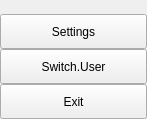
Before: the Qt Designer form UI/forms/XLUserPopupWidget.ui in gechangli/obs-studio, drawn with Qt 5.
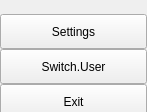
After: the same form once the commit is applied. Icons and pictures are not drawn.

Commit message: show source popup widget ok

The edit to the form file:
```diff
--- a/UI/forms/XLUserPopupWidget.ui
+++ b/UI/forms/XLUserPopupWidget.ui
@@ -10,6 +10,24 @@
     <height>112</height>
    </rect>
   </property>
+  <property name="sizePolicy">
+   <sizepolicy hsizetype="Fixed" vsizetype="Fixed">
+    <horstretch>0</horstretch>
+    <verstretch>0</verstretch>
+   </sizepolicy>
+  </property>
+  <property name="minimumSize">
+   <size>
+    <width>0</width>
+    <height>112</height>
+   </size>
+  </property>
+  <property name="maximumSize">
+   <size>
+    <width>16777215</width>
+    <height>112</height>
+   </size>
+  </property>
   <property name="windowTitle">
    <string>Form</string>
   </property>
```
The commit also changes 8 other files.
